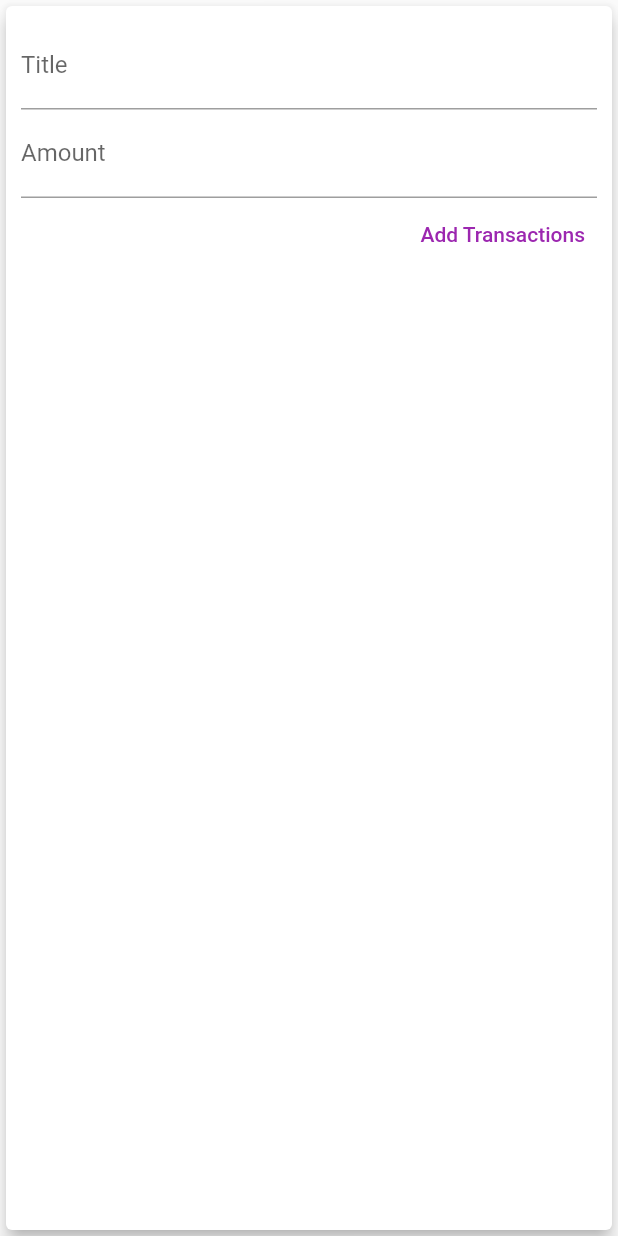
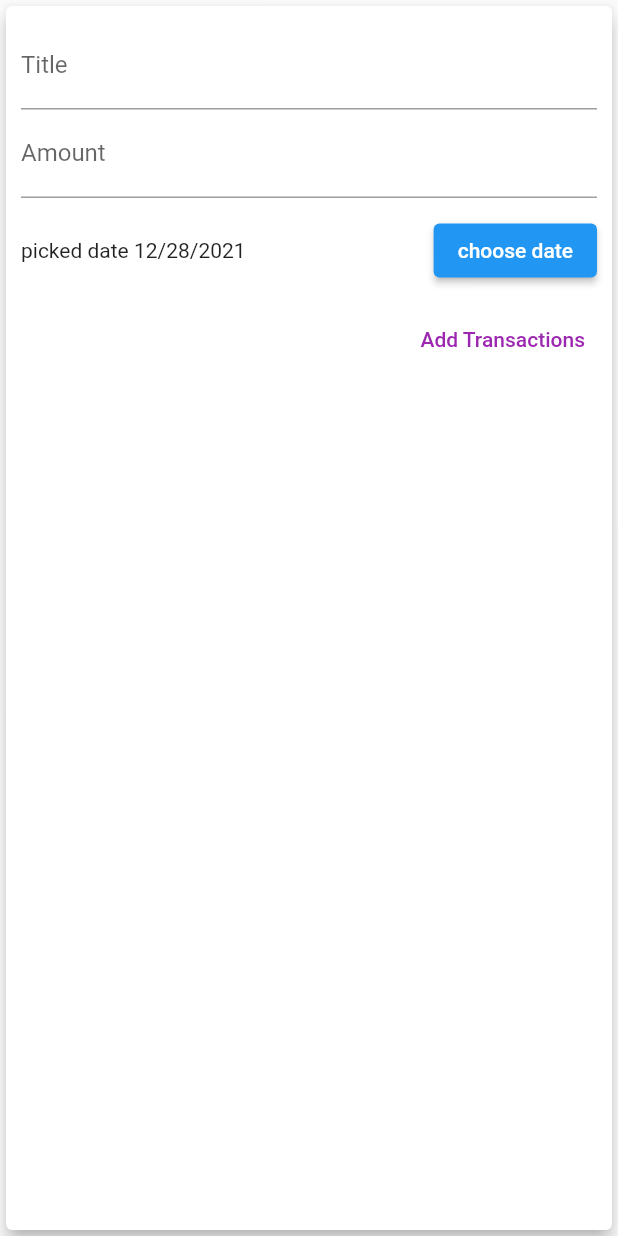
Before and after one commit to Phonekham/flutter_expense_app, a Flutter app: the NewTransaction widget shown alone on an empty page, opened directly with empty values, after a tap on "Add Transactions", on a phone screen of 412 x 824 dp. Run offline on Flutter 3.47's test engine with Material 2 defaults, Android fonts, the phone set to English and light mode, and no system bars.

Commit message:
show date picker

```diff
--- a/lib/widgets/chart.dart
+++ b/lib/widgets/chart.dart
@@ -28,7 +28,7 @@
         'day': DateFormat.E().format(weekDay).substring(0, 1),
         'amount': totalSum,
       };
-    });
+    }).reversed.toList();
   }
 
   double get totalSpending {
--- a/lib/widgets/new_transaction.dart
+++ b/lib/widgets/new_transaction.dart
@@ -1,4 +1,5 @@
 import 'package:flutter/material.dart';
+import 'package:intl/intl.dart';
 
 class NewTransaction extends StatefulWidget {
   final Function addTx;
@@ -10,18 +11,32 @@
 }
 
 class _NewTransactionState extends State<NewTransaction> {
-  final titleController = TextEditingController();
-
-  final amountController = TextEditingController();
+  final _titleController = TextEditingController();
+  final _amountController = TextEditingController();
+  DateTime _selectedDate = DateTime.now();
 
   void submitData() {
-    final enteredTitle = titleController.text;
-    final enteredAmount = double.parse(amountController.text);
+    final enteredTitle = _titleController.text;
+    final enteredAmount = double.parse(_amountController.text);
     if (enteredTitle.isEmpty || enteredAmount <= 0) {
       return;
     }
     widget.addTx(enteredTitle, enteredAmount);
     Navigator.of(context).pop();
+  }
+
+  void _presentDatePicker() {
+    showDatePicker(
+            context: context,
+            initialDate: DateTime.now(),
+            firstDate: DateTime(2021),
+            lastDate: DateTime.now())
+        .then((pickedDate) {
+      if (pickedDate == null) {
+        return;
+      }
+      _selectedDate = pickedDate;
+    });
   }
 
   @override
@@ -34,14 +49,31 @@
           crossAxisAlignment: CrossAxisAlignment.end,
           children: [
             TextField(
-              controller: titleController,
+              controller: _titleController,
               decoration: InputDecoration(labelText: 'Title'),
             ),
             TextField(
               keyboardType: TextInputType.number,
               decoration: InputDecoration(labelText: 'Amount'),
-              controller: amountController,
+              controller: _amountController,
               onSubmitted: (_) => submitData,
+            ),
+            Container(
+              height: 70,
+              child: Row(
+                children: [
+                  Expanded(
+                    child: Text(
+                      _selectedDate == null
+                          ? 'No date choosen'
+                          : 'picked date ${DateFormat.yMd().format(_selectedDate)}',
+                    ),
+                  ),
+                  ElevatedButton(
+                      onPressed: _presentDatePicker,
+                      child: Text('choose date')),
+                ],
+              ),
             ),
             TextButton(
                 onPressed: submitData,
```
